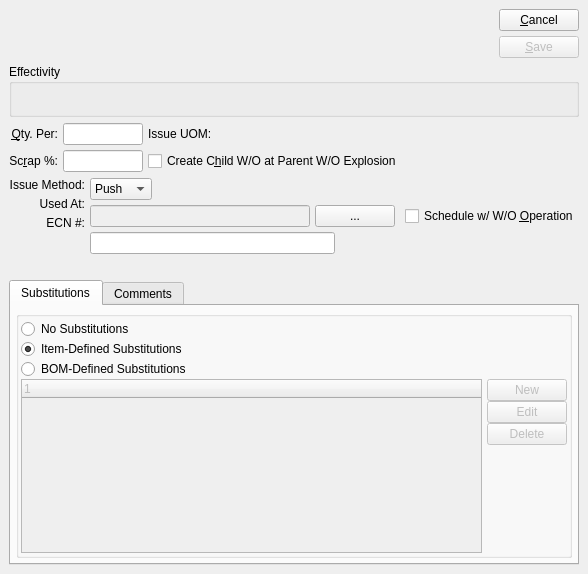
Qt form guiclient/bomItem.ui (Pegasus-RPG/xtuple-client) before a commit.
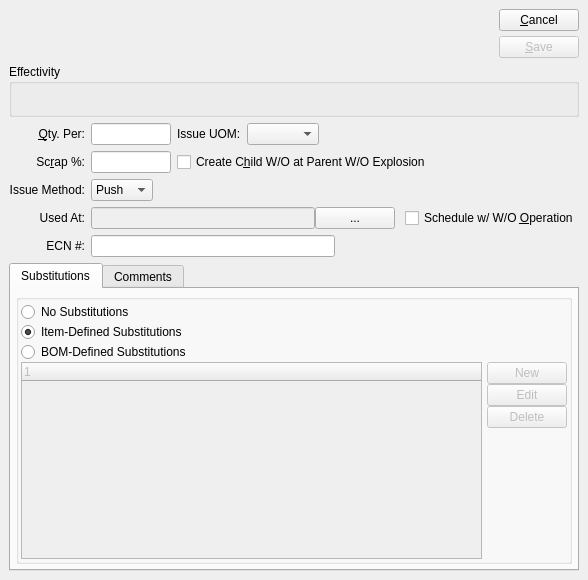
The same form after that commit. Custom widgets are drawn as their Qt base class.

Commit message: Updated bomItem and related functionality to store a issue uom and handle appropriately the transfers to inv uom where necessary.

Patch:
```diff
--- a/guiclient/bomItem.ui
+++ b/guiclient/bomItem.ui
@@ -6,7 +6,7 @@
     <x>0</x>
     <y>0</y>
     <width>588</width>
-    <height>574</height>
+    <height>580</height>
    </rect>
   </property>
   <property name="windowTitle" >
@@ -28,7 +28,11 @@
       <number>6</number>
      </property>
      <item>
-      <widget class="ItemCluster" name="_item" />
+      <widget class="ItemCluster" name="_item" >
+       <property name="focusPolicy" >
+        <enum>Qt::StrongFocus</enum>
+       </property>
+      </widget>
      </item>
      <item>
       <layout class="QHBoxLayout" >
@@ -101,7 +105,7 @@
             <enum>Qt::Vertical</enum>
            </property>
            <property name="sizeType" >
-            <enum>QSizePolicy::Preferred</enum>
+            <enum>QSizePolicy::Expanding</enum>
            </property>
            <property name="sizeHint" >
             <size>
@@ -138,7 +142,11 @@
          <number>0</number>
         </property>
         <item>
-         <widget class="DateCluster" name="_dates" />
+         <widget class="DateCluster" name="_dates" >
+          <property name="focusPolicy" >
+           <enum>Qt::StrongFocus</enum>
+          </property>
+         </widget>
         </item>
         <item>
          <spacer>
@@ -178,69 +186,221 @@
     </widget>
    </item>
    <item>
-    <layout class="QHBoxLayout" >
+    <layout class="QGridLayout" >
      <property name="margin" >
       <number>0</number>
      </property>
      <property name="spacing" >
       <number>6</number>
      </property>
-     <item>
-      <layout class="QGridLayout" >
+     <item row="4" column="0" >
+      <widget class="QLabel" name="_ecnNumLit" >
+       <property name="text" >
+        <string>ECN #:</string>
+       </property>
+       <property name="alignment" >
+        <set>Qt::AlignRight|Qt::AlignTrailing|Qt::AlignVCenter</set>
+       </property>
+       <property name="buddy" >
+        <cstring>_ecn</cstring>
+       </property>
+      </widget>
+     </item>
+     <item row="2" column="0" >
+      <widget class="QLabel" name="_issueMethodLit" >
+       <property name="text" >
+        <string>Issue Method:</string>
+       </property>
+       <property name="alignment" >
+        <set>Qt::AlignRight|Qt::AlignTrailing|Qt::AlignVCenter</set>
+       </property>
+       <property name="buddy" >
+        <cstring>_issueMethod</cstring>
+       </property>
+      </widget>
+     </item>
+     <item row="1" column="0" >
+      <widget class="QLabel" name="_scrapLit" >
+       <property name="text" >
+        <string>Sc&amp;rap %:</string>
+       </property>
+       <property name="alignment" >
+        <set>Qt::AlignRight|Qt::AlignTrailing|Qt::AlignVCenter</set>
+       </property>
+       <property name="buddy" >
+        <cstring>_scrap</cstring>
+       </property>
+      </widget>
+     </item>
+     <item row="3" column="0" >
+      <widget class="QLabel" name="_usedAtLit" >
+       <property name="text" >
+        <string>Used At:</string>
+       </property>
+       <property name="alignment" >
+        <set>Qt::AlignRight|Qt::AlignTrailing|Qt::AlignVCenter</set>
+       </property>
+       <property name="buddy" >
+        <cstring>_usedAt</cstring>
+       </property>
+      </widget>
+     </item>
+     <item row="3" column="1" >
+      <layout class="QHBoxLayout" >
        <property name="margin" >
         <number>0</number>
        </property>
        <property name="spacing" >
-        <number>5</number>
+        <number>0</number>
        </property>
-       <item row="0" column="0" >
-        <widget class="QLabel" name="_qtyPerLit" >
-         <property name="text" >
-          <string>&amp;Qty. Per:</string>
+       <item>
+        <layout class="QHBoxLayout" >
+         <property name="margin" >
+          <number>0</number>
          </property>
-         <property name="alignment" >
-          <set>Qt::AlignRight|Qt::AlignTrailing|Qt::AlignVCenter</set>
+         <property name="spacing" >
+          <number>0</number>
          </property>
-         <property name="buddy" >
-          <cstring>_qtyPer</cstring>
+         <item>
+          <widget class="XLineEdit" name="_usedAt" >
+           <property name="enabled" >
+            <bool>false</bool>
+           </property>
+          </widget>
+         </item>
+         <item>
+          <widget class="QPushButton" name="_booitemList" >
+           <property name="text" >
+            <string>...</string>
+           </property>
+          </widget>
+         </item>
+        </layout>
+       </item>
+       <item>
+        <spacer>
+         <property name="orientation" >
+          <enum>Qt::Horizontal</enum>
          </property>
-        </widget>
+         <property name="sizeType" >
+          <enum>QSizePolicy::Fixed</enum>
+         </property>
+         <property name="sizeHint" >
+          <size>
+           <width>10</width>
+           <height>0</height>
+          </size>
+         </property>
+        </spacer>
        </item>
-       <item row="1" column="0" >
-        <widget class="QLabel" name="_scrapLit" >
+       <item>
+        <widget class="QCheckBox" name="_scheduleAtWooper" >
          <property name="text" >
-          <string>Sc&amp;rap %:</string>
+          <string>Schedule w/ W/O &amp;Operation</string>
          </property>
-         <property name="alignment" >
-          <set>Qt::AlignRight|Qt::AlignTrailing|Qt::AlignVCenter</set>
+         <property name="shortcut" >
+          <string>Alt+O</string>
          </property>
-         <property name="buddy" >
-          <cstring>_scrap</cstring>
-         </property>
         </widget>
        </item>
-       <item row="0" column="1" >
-        <widget class="XLineEdit" name="_qtyPer" >
-         <property name="sizePolicy" >
-          <sizepolicy>
-           <hsizetype>5</hsizetype>
-           <vsizetype>0</vsizetype>
-           <horstretch>0</horstretch>
-           <verstretch>0</verstretch>
-          </sizepolicy>
+      </layout>
+     </item>
+     <item row="2" column="1" >
+      <layout class="QHBoxLayout" >
+       <property name="margin" >
+        <number>0</number>
+       </property>
+       <property name="spacing" >
+        <number>0</number>
+       </property>
+       <item>
+        <widget class="XComboBox" name="_issueMethod" >
+         <item>
+          <property name="text" >
+           <string>Push</string>
+          </property>
+         </item>
+         <item>
+          <property name="text" >
+           <string>Pull</string>
+          </property>
+         </item>
+         <item>
+          <property name="text" >
+           <string>Mixed</string>
+          </property>
+         </item>
+        </widget>
+       </item>
+       <item>
+        <spacer>
+         <property name="orientation" >
+          <enum>Qt::Horizontal</enum>
          </property>
-         <property name="maximumSize" >
+         <property name="sizeType" >
+          <enum>QSizePolicy::Expanding</enum>
+         </property>
+         <property name="sizeHint" >
           <size>
-           <width>80</width>
-           <height>32767</height>
+           <width>36</width>
+           <height>10</height>
           </size>
          </property>
-         <property name="alignment" >
-          <set>Qt::AlignRight</set>
+        </spacer>
+       </item>
+      </layout>
+     </item>
+     <item row="4" column="1" >
+      <layout class="QHBoxLayout" >
+       <property name="margin" >
+        <number>0</number>
+       </property>
+       <property name="spacing" >
+        <number>0</number>
+       </property>
+       <item>
+        <widget class="XLineEdit" name="_ecn" />
+       </item>
+       <item>
+        <spacer>
+         <property name="orientation" >
+          <enum>Qt::Horizontal</enum>
          </property>
-        </widget>
+         <property name="sizeType" >
+          <enum>QSizePolicy::Expanding</enum>
+         </property>
+         <property name="sizeHint" >
+          <size>
+           <width>20</width>
+           <height>20</height>
+          </size>
+         </property>
+        </spacer>
        </item>
-       <item row="1" column="1" >
+      </layout>
+     </item>
+     <item row="0" column="0" >
+      <widget class="QLabel" name="_qtyPerLit" >
+       <property name="text" >
+        <string>&amp;Qty. Per:</string>
+       </property>
+       <property name="alignment" >
+        <set>Qt::AlignRight|Qt::AlignTrailing|Qt::AlignVCenter</set>
+       </property>
+       <property name="buddy" >
+        <cstring>_qtyPer</cstring>
+       </property>
+      </widget>
+     </item>
+     <item row="1" column="1" >
+      <layout class="QHBoxLayout" >
+       <property name="margin" >
+        <number>0</number>
+       </property>
+       <property name="spacing" >
+        <number>6</number>
+       </property>
+       <item>
         <widget class="XLineEdit" name="_scrap" >
          <property name="sizePolicy" >
           <sizepolicy>
@@ -261,39 +421,7 @@
          </property>
         </widget>
        </item>
-       <item row="0" column="2" >
-        <layout class="QHBoxLayout" >
-         <property name="margin" >
-          <number>0</number>
-         </property>
-         <property name="spacing" >
-          <number>6</number>
-         </property>
-         <item>
-          <widget class="QLabel" name="_issueUOMLit" >
-           <property name="text" >
-            <string>Issue UOM:</string>
-           </property>
-          </widget>
-         </item>
-         <item>
-          <widget class="QLabel" name="_issueUOM" >
-           <property name="sizePolicy" >
-            <sizepolicy>
-             <hsizetype>5</hsizetype>
-             <vsizetype>3</vsizetype>
-             <horstretch>1</horstretch>
-             <verstretch>0</verstretch>
-            </sizepolicy>
-           </property>
-           <property name="text" >
-            <string/>
-           </property>
-          </widget>
-         </item>
-        </layout>
-       </item>
-       <item row="1" column="2" >
+       <item>
         <widget class="QCheckBox" name="_createWo" >
          <property name="text" >
           <string>Create C&amp;hild W/O at Parent W/O Explosion</string>
@@ -305,245 +433,63 @@
        </item>
       </layout>
      </item>
-     <item>
-      <spacer>
-       <property name="orientation" >
-        <enum>Qt::Horizontal</enum>
-       </property>
-       <property name="sizeType" >
-        <enum>QSizePolicy::Expanding</enum>
-       </property>
-       <property name="sizeHint" >
-        <size>
-         <width>0</width>
-         <height>20</height>
-        </size>
-       </property>
-      </spacer>
-     </item>
-    </layout>
-   </item>
-   <item>
-    <layout class="QHBoxLayout" >
-     <property name="margin" >
-      <number>0</number>
-     </property>
-     <property name="spacing" >
-      <number>5</number>
-     </property>
-     <item>
-      <layout class="QVBoxLayout" >
+     <item row="0" column="1" >
+      <layout class="QHBoxLayout" >
        <property name="margin" >
         <number>0</number>
        </property>
        <property name="spacing" >
-        <number>5</number>
+        <number>6</number>
        </property>
        <item>
-        <widget class="QLabel" name="_issueMethodLit" >
-         <property name="text" >
-          <string>Issue Method:</string>
+        <widget class="XLineEdit" name="_qtyPer" >
+         <property name="sizePolicy" >
+          <sizepolicy>
+           <hsizetype>5</hsizetype>
+           <vsizetype>0</vsizetype>
+           <horstretch>0</horstretch>
+           <verstretch>0</verstretch>
+          </sizepolicy>
          </property>
-         <property name="alignment" >
-          <set>Qt::AlignRight|Qt::AlignTrailing|Qt::AlignVCenter</set>
-         </property>
-         <property name="margin" >
-          <number>3</number>
-         </property>
-        </widget>
-       </item>
-       <item>
-        <widget class="QLabel" name="_usedAtLit" >
-         <property name="text" >
-          <string>Used At:</string>
-         </property>
-         <property name="alignment" >
-          <set>Qt::AlignRight|Qt::AlignTrailing|Qt::AlignVCenter</set>
-         </property>
-         <property name="margin" >
-          <number>7</number>
-         </property>
-        </widget>
-       </item>
-       <item>
-        <widget class="QLabel" name="_ecnNumLit" >
-         <property name="text" >
-          <string>ECN #:</string>
-         </property>
-         <property name="alignment" >
-          <set>Qt::AlignRight|Qt::AlignTrailing|Qt::AlignVCenter</set>
-         </property>
-         <property name="margin" >
-          <number>2</number>
-         </property>
-        </widget>
-       </item>
-       <item>
-        <spacer>
-         <property name="orientation" >
-          <enum>Qt::Vertical</enum>
-         </property>
-         <property name="sizeHint" >
+         <property name="maximumSize" >
           <size>
-           <width>20</width>
-           <height>40</height>
+           <width>80</width>
+           <height>32767</height>
           </size>
          </property>
-        </spacer>
-       </item>
-      </layout>
-     </item>
-     <item>
-      <layout class="QVBoxLayout" >
-       <property name="margin" >
-        <number>0</number>
-       </property>
-       <property name="spacing" >
-        <number>5</number>
-       </property>
-       <item>
-        <layout class="QHBoxLayout" >
-         <property name="margin" >
-          <number>0</number>
+         <property name="alignment" >
+          <set>Qt::AlignRight</set>
          </property>
-         <property name="spacing" >
-          <number>0</number>
-         </property>
-         <item>
-          <widget class="XComboBox" name="_issueMethod" >
-           <item>
-            <property name="text" >
-             <string>Push</string>
-            </property>
-           </item>
-           <item>
-            <property name="text" >
-             <string>Pull</string>
-            </property>
-           </item>
-           <item>
-            <property name="text" >
-             <string>Mixed</string>
-            </property>
-           </item>
-          </widget>
-         </item>
-         <item>
-          <spacer>
-           <property name="orientation" >
-            <enum>Qt::Horizontal</enum>
-           </property>
-           <property name="sizeType" >
-            <enum>QSizePolicy::Expanding</enum>
-           </property>
-           <property name="sizeHint" >
-            <size>
-             <width>36</width>
-             <height>10</height>
-            </size>
-           </property>
-          </spacer>
-         </item>
-        </layout>
+        </widget>
        </item>
        <item>
-        <layout class="QHBoxLayout" >
-         <property name="margin" >
-          <number>0</number>
+        <widget class="QLabel" name="_issueUOMLit" >
+         <property name="text" >
+          <string>Issue UOM:</string>
          </property>
-         <property name="spacing" >
-          <number>0</number>
-         </property>
-         <item>
-          <layout class="QHBoxLayout" >
-           <property name="margin" >
-            <number>0</number>
-           </property>
-           <property name="spacing" >
-            <number>5</number>
-           </property>
-           <item>
-            <widget class="XLineEdit" name="_usedAt" >
-             <property name="enabled" >
-              <bool>false</bool>
-             </property>
-            </widget>
-           </item>
-           <item>
-            <widget class="QPushButton" name="_booitemList" >
-             <property name="text" >
-              <string>...</string>
-             </property>
-            </widget>
-           </item>
-          </layout>
-         </item>
-         <item>
-          <spacer>
-           <property name="orientation" >
-            <enum>Qt::Horizontal</enum>
-           </property>
-           <property name="sizeType" >
-            <enum>QSizePolicy::Fixed</enum>
-           </property>
-           <property name="sizeHint" >
-            <size>
-             <width>10</width>
-             <height>0</height>
-            </size>
-           </property>
-          </spacer>
-         </item>
-         <item>
-          <widget class="QCheckBox" name="_scheduleAtWooper" >
-           <property name="text" >
-            <string>Schedule w/ W/O &amp;Operation</string>
-           </property>
-           <property name="shortcut" >
-            <string>Alt+O</string>
-           </property>
-          </widget>
-         </item>
-        </layout>
+        </widget>
        </item>
        <item>
-        <layout class="QHBoxLayout" >
-         <property name="margin" >
-          <number>0</number>
+        <widget class="XComboBox" name="_uom" >
+         <property name="sizePolicy" >
+          <sizepolicy>
+           <hsizetype>5</hsizetype>
+           <vsizetype>0</vsizetype>
+           <horstretch>0</horstretch>
+           <verstretch>0</verstretch>
+          </sizepolicy>
          </property>
-         <property name="spacing" >
-          <number>0</number>
-         </property>
-         <item>
-          <widget class="XLineEdit" name="_ecn" />
-         </item>
-         <item>
-          <spacer>
-           <property name="orientation" >
-            <enum>Qt::Horizontal</enum>
-           </property>
-           <property name="sizeType" >
-            <enum>QSizePolicy::Expanding</enum>
-           </property>
-           <property name="sizeHint" >
-            <size>
-             <width>20</width>
-             <height>20</height>
-            </size>
-           </property>
-          </spacer>
-         </item>
-        </layout>
+        </widget>
        </item>
        <item>
         <spacer>
          <property name="orientation" >
-          <enum>Qt::Vertical</enum>
+          <enum>Qt::Horizontal</enum>
          </property>
          <property name="sizeHint" >
           <size>
-           <width>20</width>
-           <height>40</height>
+           <width>0</width>
+           <height>20</height>
           </size>
          </property>
         </spacer>
@@ -554,6 +500,14 @@
    </item>
    <item>
     <widget class="QTabWidget" name="_tab" >
+     <property name="sizePolicy" >
+      <sizepolicy>
+       <hsizetype>7</hsizetype>
+       <vsizetype>7</vsizetype>
+       <horstretch>0</horstretch>
+       <verstretch>1</verstretch>
+      </sizepolicy>
+     </property>
      <property name="currentIndex" >
       <number>0</number>
      </property>
@@ -705,6 +659,9 @@
        </property>
        <item>
         <widget class="Comments" name="_comments" >
+         <property name="focusPolicy" >
+          <enum>Qt::StrongFocus</enum>
+         </property>
          <property name="type" >
           <enum>Comments::BOMItem</enum>
          </property>
@@ -719,16 +676,21 @@
  <layoutdefault spacing="5" margin="5" />
  <pixmapfunction>qPixmapFromMimeSource</pixmapfunction>
  <customwidgets>
+  <customwidget>
+   <class>Comments</class>
+   <extends>QWidget</extends>
+   <header>comments.h</header>
+  </customwidget>
+  <customwidget>
+   <class>XLineEdit</class>
+   <extends>QLineEdit</extends>
+   <header>xlineedit.h</header>
+  </customwidget>
   <customwidget>
    <class>XComboBox</class>
    <extends>QComboBox</extends>
    <header>xcombobox.h</header>
   </customwidget>
-  <customwidget>
-   <class>DateCluster</class>
-   <extends>QWidget</extends>
-   <header>datecluster.h</header>
-  </customwidget>
   <customwidget>
    <class>XTreeWidget</class>
    <extends>QTreeWidget</extends>
@@ -740,20 +702,16 @@
    <header>itemcluster.h</header>
   </customwidget>
   <customwidget>
-   <class>Comments</class>
+   <class>DateCluster</class>
    <extends>QWidget</extends>
-   <header>comments.h</header>
-  </customwidget>
-  <customwidget>
-   <class>XLineEdit</class>
-   <extends>QLineEdit</extends>
-   <header>xlineedit.h</header>
+   <header>datecluster.h</header>
   </customwidget>
  </customwidgets>
  <tabstops>
   <tabstop>_item</tabstop>
   <tabstop>_dates</tabstop>
   <tabstop>_qtyPer</tabstop>
+  <tabstop>_uom</tabstop>
   <tabstop>_scrap</tabstop>
   <tabstop>_createWo</tabstop>
   <tabstop>_issueMethod</tabstop>
@@ -761,7 +719,9 @@
   <tabstop>_booitemList</tabstop>
   <tabstop>_scheduleAtWooper</tabstop>
   <tabstop>_ecn</tabstop>
+  <tabstop>_noSubstitutes</tabstop>
   <tabstop>_itemDefinedSubstitutes</tabstop>
+  <tabstop>_bomDefinedSubstitutes</tabstop>
   <tabstop>_bomitemsub</tabstop>
   <tabstop>_newSubstitution</tabstop>
   <tabstop>_editSubstitution</tabstop>
@@ -788,8 +748,8 @@
      <y>20</y>
     </hint>
     <hint type="destinationlabel" >
-     <x>20</x>
-     <y>20</y>
+     <x>520</x>
+     <y>65</y>
     </hint>
    </hints>
   </connection>
@@ -800,12 +760,12 @@
    <slot>setEnabled(bool)</slot>
    <hints>
     <hint type="sourcelabel" >
-     <x>20</x>
-     <y>20</y>
+     <x>36</x>
+     <y>449</y>
     </hint>
     <hint type="destinationlabel" >
-     <x>20</x>
-     <y>20</y>
+     <x>37</x>
+     <y>473</y>
     </hint>
    </hints>
   </connection>
@@ -816,12 +776,12 @@
    <slot>setEnabled(bool)</slot>
    <hints>
     <hint type="sourcelabel" >
-     <x>20</x>
-     <y>20</y>
+     <x>37</x>
+     <y>473</y>
     </hint>
     <hint type="destinationlabel" >
-     <x>20</x>
-     <y>20</y>
+     <x>505</x>
+     <y>501</y>
     </hint>
    </hints>
   </connection>
@@ -832,12 +792,12 @@
    <slot>setEnabled(bool)</slot>
    <hints>
     <hint type="sourcelabel" >
-     <x>20</x>
-     <y>20</y>
+     <x>37</x>
+     <y>473</y>
     </hint>
     <hint type="destinationlabel" >
-     <x>20</x>
-     <y>20</y>
+     <x>505</x>
+     <y>528</y>
     </hint>
    </hints>
   </connection>
@@ -848,12 +808,12 @@
    <slot>setEnabled(bool)</slot>
    <hints>
     <hint type="sourcelabel" >
-     <x>20</x>
-     <y>20</y>
+     <x>36</x>
+     <y>449</y>
     </hint>
     <hint type="destinationlabel" >
-     <x>20</x>
-     <y>20</y>
+     <x>505</x>
+     <y>474</y>
     </hint>
    </hints>
   </connection>
@@ -864,12 +824,12 @@
    <slot>animateClick()</slot>
    <hints>
     <hint type="sourcelabel" >
-     <x>20</x>
-     <y>20</y>
+     <x>37</x>
+     <y>473</y>
     </hint>
     <hint type="destinationlabel" >
-     <x>20</x>
-     <y>20</y>
+     <x>505</x>
+     <y>501</y>
     </hint>
    </hints>
   </connection>
```
The commit also changes 19 other files.
